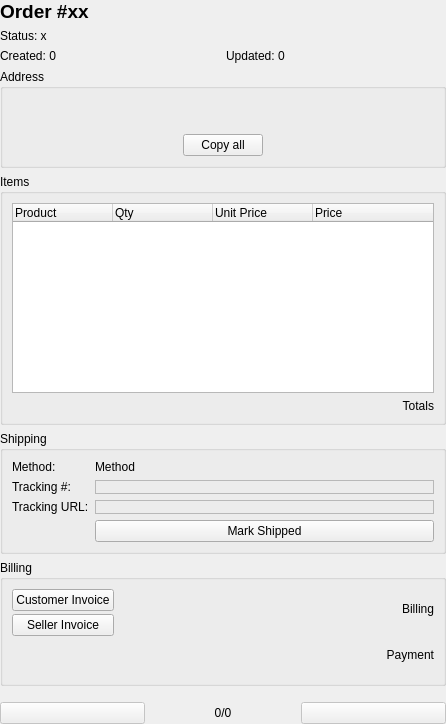
The window that orderdetailswidget.ui (arturo182/lectronizer) describes before a commit, drawn with Qt 5.
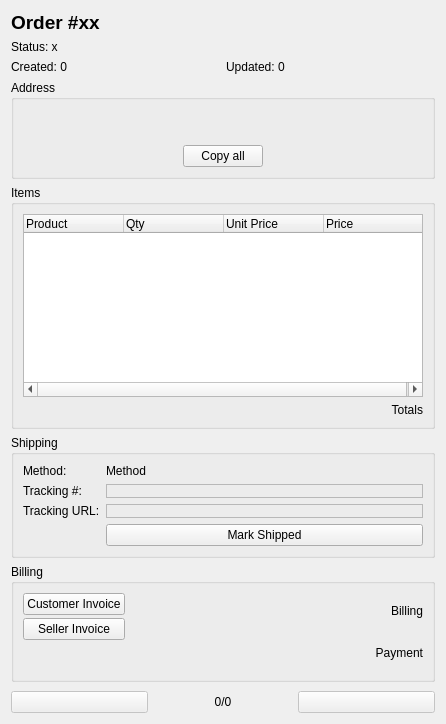
The same window after the commit. Icons and pictures are not drawn. Custom widgets are drawn as their Qt base class.

Commit message: Double-clicking an order opens it in a separate window

What changed in the file:
```diff
--- a/orderdetailswidget.ui
+++ b/orderdetailswidget.ui
@@ -14,18 +14,6 @@
    <string>Form</string>
   </property>
   <layout class="QVBoxLayout" name="verticalLayout">
-   <property name="leftMargin">
-    <number>0</number>
-   </property>
-   <property name="topMargin">
-    <number>0</number>
-   </property>
-   <property name="rightMargin">
-    <number>0</number>
-   </property>
-   <property name="bottomMargin">
-    <number>0</number>
-   </property>
    <item>
     <layout class="QHBoxLayout" name="numberHorizontalLayout">
      <item>
```
Left out of the diff: 2 changed lines with no effect on the pictures. The commit also changes 3 other files.
